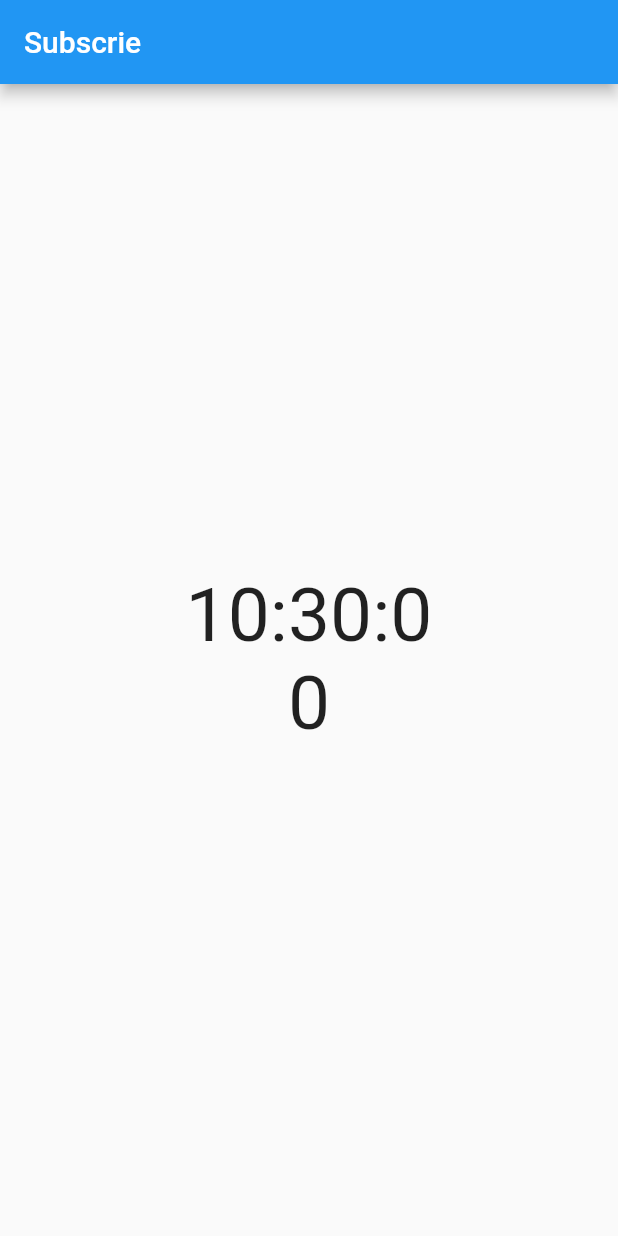
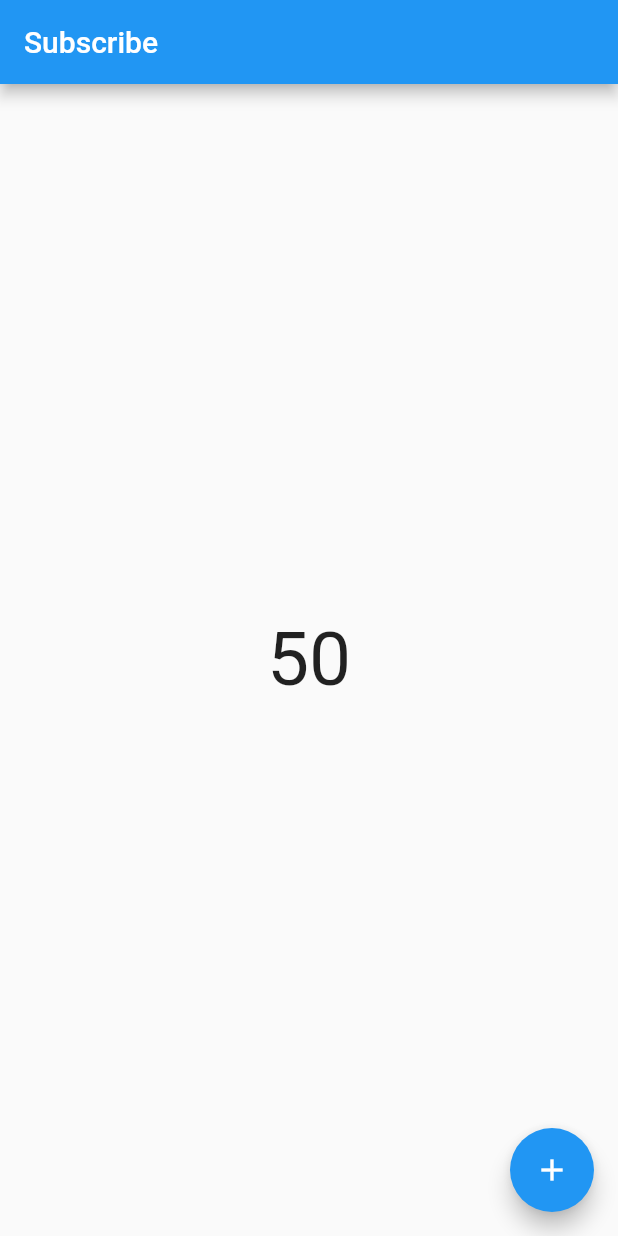
Before and after one commit to Nitinjiwnani/flutter_provider_tutorial, a Flutter app: the first screen one second after launch, on a phone screen of 412 x 824 dp. Run offline on Flutter 3.47's test engine with Material 2 defaults, Android fonts, the phone set to English and light mode, and no system bars.

Commit message:
Provider count eg with change notifier & consumer

```diff
--- a/lib/main.dart
+++ b/lib/main.dart
@@ -1,7 +1,10 @@
 import 'package:flutter/material.dart';
 import 'package:flutter_provider/home_screen.dart';
+import 'package:flutter_provider/provider/count_provider.dart';
+import 'package:flutter_provider/screens/count_example.dart';
 import 'package:flutter_provider/stateful_widget_screen.dart';
 import 'package:flutter_provider/why_provider.dart';
+import 'package:provider/provider.dart';
 
 void main() {
   runApp(const MyApp());
@@ -12,12 +15,15 @@ class MyApp extends StatelessWidget {
 
   @override
   Widget build(BuildContext context) {
-    return MaterialApp(
-      title: 'Flutter Demo',
-      theme: ThemeData(
-        primarySwatch: Colors.blue,
+    return ChangeNotifierProvider(
+      create: (_) => CountProvider(),
+      child: MaterialApp(
+        title: 'Flutter Demo',
+        theme: ThemeData(
+          primarySwatch: Colors.blue,
+        ),
+        home: const CountExample(),
       ),
-      home: const WhyProviderScreen(),
     );
   }
 }
--- /dev/null
+++ b/lib/screens/count_example.dart
@@ -0,0 +1,51 @@
+import 'dart:async';
+
+import 'package:flutter/material.dart';
+import 'package:flutter_provider/provider/count_provider.dart';
+import 'package:provider/provider.dart';
+
+class CountExample extends StatefulWidget {
+  const CountExample({super.key});
+
+  @override
+  State<CountExample> createState() => _CountExampleState();
+}
+
+class _CountExampleState extends State<CountExample> {
+  @override
+  void initState() {
+    // TODO: implement initState
+    super.initState();
+    final countProvider = Provider.of<CountProvider>(context, listen: false);
+    Timer.periodic(Duration(seconds: 1), (timer) {
+      countProvider.setCount();
+    });
+  }
+
+  @override
+  Widget build(BuildContext context) {
+    final countProvider = Provider.of<CountProvider>(context, listen: false);
+    print('build');
+    return Scaffold(
+      appBar: AppBar(
+        title: Text('Subscribe'),
+      ),
+      body: Center(child: Consumer<CountProvider>(
+        builder: (context, value, child) {
+          return Text(
+            value.count.toString(),
+            style: TextStyle(fontSize: 50),
+          );
+        },
+      )),
+      floatingActionButton: FloatingActionButton(
+        onPressed: () {
+          countProvider.setCount();
+        },
+        child: Icon(Icons.add),
+      ),
+    );
+  }
+}
+/* In the first step we'll add the count_example and create the basic scaffold
+ui. */
--- a/pubspec.yaml
+++ b/pubspec.yaml
@@ -36,6 +36,7 @@ dependencies:
   # The following adds the Cupertino Icons font to your application.
   # Use with the CupertinoIcons class for iOS style icons.
   cupertino_icons: ^1.0.2
+  provider: ^6.0.3
 
 dev_dependencies:
   flutter_test:
```
Also changed, not shown: lib/provider/count_provider.dart (added, +36 -0 lines), pubspec.lock.
